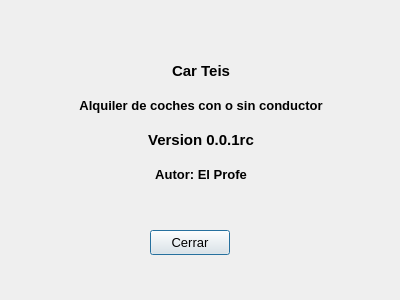
Above: dlgAcerca.ui from XoanCarlos/perezgonzalez2324 before the change. Below: the same form after it.
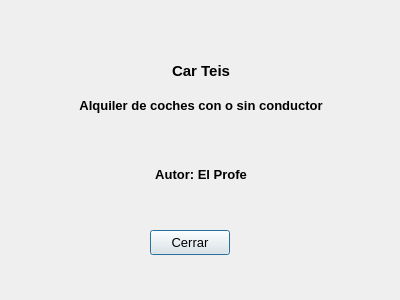
That is the form after the change. Icons and pictures are not drawn.

What changed in the file:
```diff
--- a/dlgAcerca.ui
+++ b/dlgAcerca.ui
@@ -171,7 +171,7 @@
        </font>
       </property>
       <property name="text">
-       <string>Version 0.0.1rc</string>
+       <string/>
       </property>
       <property name="alignment">
        <set>Qt::AlignCenter</set>
```
Left out of the diff: 2 changed lines with no effect on the pictures.
